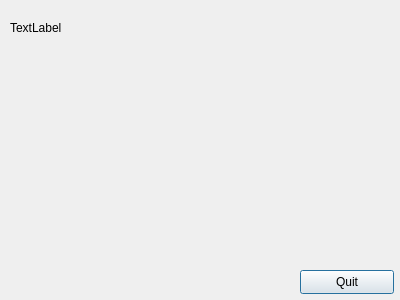
Old version of the form Ueki_Server/Resources/ServerMainForm.ui in the repository dsantxez/Ueki_Project_Server.
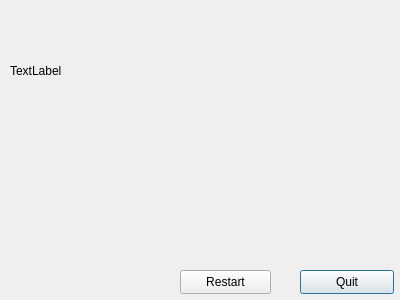
New version of the form.

Commit message: Denis: Program the server in a easier intuitive way

The edit to the form file:
```diff
--- a/Ueki_Server/Resources/ServerMainForm.ui
+++ b/Ueki_Server/Resources/ServerMainForm.ui
@@ -31,14 +31,30 @@
     <rect>
      <x>10</x>
      <y>20</y>
-     <width>55</width>
-     <height>15</height>
+     <width>381</width>
+     <height>101</height>
     </rect>
    </property>
+   <property name="lineWidth">
+    <number>0</number>
+   </property>
    <property name="text">
     <string>TextLabel</string>
    </property>
   </widget>
+  <widget class="QPushButton" name="restartButton">
+   <property name="geometry">
+    <rect>
+     <x>180</x>
+     <y>270</y>
+     <width>91</width>
+     <height>24</height>
+    </rect>
+   </property>
+   <property name="text">
+    <string>Restart</string>
+   </property>
+  </widget>
  </widget>
  <resources/>
  <connections/>
```
Left out of the diff: 19 changed lines with no effect on the pictures. The commit also changes 9 other files.
